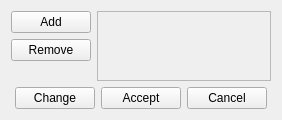
The window that src/VMTD/VMTD/interface/VMTDInterfaceManagerForm.ui (ekushko/qt-vxlan-mtd-old) describes before a commit, drawn with Qt 5.
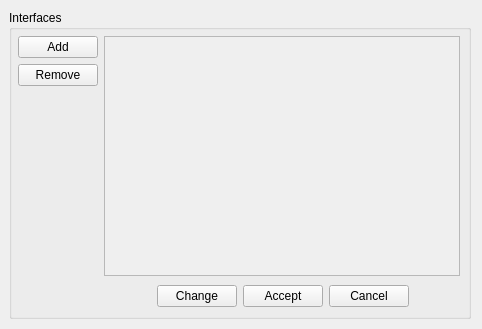
The same window after the commit. Icons and pictures are not drawn.

Diff of the .ui file:
```diff
--- a/src/VMTD/VMTD/interface/VMTDInterfaceManagerForm.ui
+++ b/src/VMTD/VMTD/interface/VMTDInterfaceManagerForm.ui
@@ -6,18 +6,105 @@
    <rect>
     <x>0</x>
     <y>0</y>
-    <width>282</width>
-    <height>120</height>
+    <width>482</width>
+    <height>329</height>
    </rect>
   </property>
   <property name="windowTitle">
    <string>Form</string>
   </property>
+  <property name="windowIcon">
+   <iconset resource="../../resources/VMTDResources.qrc">
+    <normaloff>:/favicon.ico</normaloff>:/favicon.ico</iconset>
+  </property>
+  <layout class="QHBoxLayout" name="horizontalLayout">
+   <property name="spacing">
+    <number>0</number>
+   </property>
+   <property name="leftMargin">
+    <number>0</number>
+   </property>
+   <property name="topMargin">
+    <number>0</number>
+   </property>
+   <property name="rightMargin">
+    <number>0</number>
+   </property>
+   <property name="bottomMargin">
+    <number>0</number>
+   </property>
+   <item>
+    <spacer name="_5">
+     <property name="orientation">
+      <enum>Qt::Horizontal</enum>
+     </property>
+     <property name="sizeHint" stdset="0">
+      <size>
+       <width>7</width>
+       <height>20</height>
+      </size>
+     </property>
+    </spacer>
+   </item>
+   <item>
+    <layout class="QVBoxLayout" name="vl_1">
+     <property name="spacing">
+      <number>0</number>
+     </property>
+     <item>
+      <spacer name="_7">
+       <property name="orientation">
+        <enum>Qt::Vertical</enum>
+       </property>
+       <property name="sizeHint" stdset="0">
+        <size>
+         <width>20</width>
+         <height>40</height>
+        </size>
+       </property>
+      </spacer>
+     </item>
+     <item>
+      <widget class="QWidget" name="w_1" native="true">
+       <property name="minimumSize">
+        <size>
+         <width>480</width>
+         <height>327</height>
+        </size>
+       </property>
+       <property name="maximumSize">
+        <size>
+         <width>480</width>
+         <height>327</height>
+        </size>
+       </property>
   <layout class="QVBoxLayout" name="verticalLayout_3">
    <item>
+         <widget class="QGroupBox" name="w_2">
+          <property name="title">
+           <string>Interfaces</string>
+          </property>
     <layout class="QHBoxLayout" name="hl_2">
+           <property name="leftMargin">
+            <number>6</number>
+           </property>
+           <property name="topMargin">
+            <number>6</number>
+           </property>
+           <property name="rightMargin">
+            <number>6</number>
+           </property>
+           <property name="bottomMargin">
+            <number>6</number>
+           </property>
      <item>
       <widget class="QWidget" name="wEdit" native="true">
+             <property name="sizePolicy">
+              <sizepolicy hsizetype="Fixed" vsizetype="Preferred">
+               <horstretch>0</horstretch>
+               <verstretch>0</verstretch>
+              </sizepolicy>
+             </property>
        <layout class="QVBoxLayout" name="verticalLayout">
         <property name="leftMargin">
          <number>0</number>
@@ -62,7 +149,21 @@
       </widget>
      </item>
      <item>
+            <layout class="QVBoxLayout" name="verticalLayout_5">
+             <item>
       <widget class="QScrollArea" name="scrollArea">
+               <property name="minimumSize">
+                <size>
+                 <width>356</width>
+                 <height>240</height>
+                </size>
+               </property>
+               <property name="maximumSize">
+                <size>
+                 <width>356</width>
+                 <height>240</height>
+                </size>
+               </property>
        <property name="widgetResizable">
         <bool>true</bool>
        </property>
@@ -71,8 +172,8 @@
          <rect>
           <x>0</x>
           <y>0</y>
-          <width>174</width>
-          <height>68</height>
+                  <width>354</width>
+                  <height>238</height>
          </rect>
         </property>
         <layout class="QVBoxLayout" name="verticalLayout_2">
@@ -123,8 +224,6 @@
        </widget>
       </widget>
      </item>
-    </layout>
-   </item>
    <item>
     <widget class="QWidget" name="wManage" native="true">
      <layout class="QHBoxLayout" name="hl_1">
@@ -191,7 +290,45 @@
     </widget>
    </item>
   </layout>
- </widget>
- <resources/>
+           </item>
+          </layout>
+         </widget>
+        </item>
+       </layout>
+      </widget>
+     </item>
+     <item>
+      <spacer name="_8">
+       <property name="orientation">
+        <enum>Qt::Vertical</enum>
+       </property>
+       <property name="sizeHint" stdset="0">
+        <size>
+         <width>20</width>
+         <height>40</height>
+        </size>
+       </property>
+      </spacer>
+     </item>
+    </layout>
+   </item>
+   <item>
+    <spacer name="_6">
+     <property name="orientation">
+      <enum>Qt::Horizontal</enum>
+     </property>
+     <property name="sizeHint" stdset="0">
+      <size>
+       <width>8</width>
+       <height>20</height>
+      </size>
+     </property>
+    </spacer>
+   </item>
+  </layout>
+ </widget>
+ <resources>
+  <include location="../../resources/VMTDResources.qrc"/>
+ </resources>
  <connections/>
 </ui>
```
Lines whose indentation alone changed are shown as unchanged.
